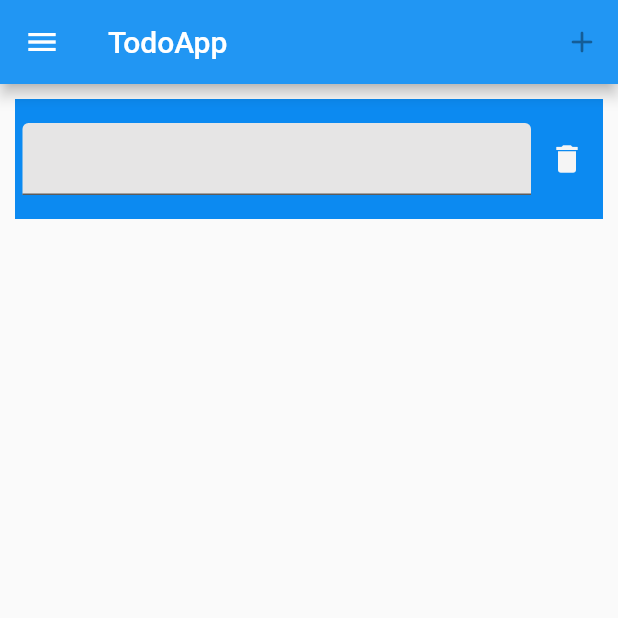
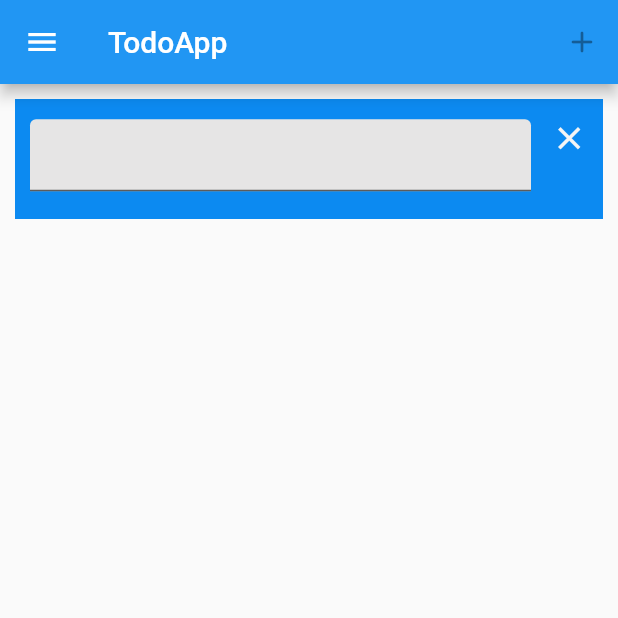
Before and after one commit to Kooalaa/todo_app, a Flutter app: the screen it shows after launch, after a tap on "Add to do", on a phone screen of 412 x 824 dp, the top half of it. Run offline on Flutter 3.47's test engine with Material 2 defaults, Android fonts, the phone set to English and light mode, and no system bars.

Commit message:
siivottu ja todobox muokattu

```diff
--- a/lib/bottombar.dart
+++ b/lib/bottombar.dart
@@ -7,8 +7,14 @@ class bottomBar extends StatelessWidget {
   Widget build(BuildContext context) {
     return BottomAppBar(
           shape: const CircularNotchedRectangle(),
-          color: Color.fromARGB(255, 226, 0, 0),
-          child: Container(height: 50.0)
-    );
+          color: Colors.amber,
+          child: Container(
+            height: 60.0,
+            child: Image.asset(
+              'assets/images/todolist.png',
+              alignment: Alignment.bottomLeft,
+            ),
+          ),
+        );
   }
 }
--- a/lib/drawer.dart
+++ b/lib/drawer.dart
@@ -12,6 +12,7 @@ class drawer extends StatelessWidget {
       child: Center(
         child: Column(
           children: [
+            Text(text),
             Container(
               margin: const EdgeInsets.all(10.0),
               padding: EdgeInsets.only(left: 330, bottom: 50),
--- a/lib/main.dart
+++ b/lib/main.dart
@@ -41,18 +41,8 @@ class _todoAppState extends State<todoApp> {
     return MaterialApp(
       home: Scaffold(
 
-        drawer: Drawer(backgroundColor: Colors.amber),
-        bottomNavigationBar: BottomAppBar(
-          shape: const CircularNotchedRectangle(),
-          color: Colors.amber,
-          child: Container(
-            height: 60.0,
-            child: Image.asset(
-              'assets/images/todolist.png',
-              alignment: Alignment.bottomLeft,
-            ),
-          ),
-        ),
+        drawer: drawer('dasd'),
+        bottomNavigationBar: bottomBar(),
         appBar: AppBar(
           title: const Text('TodoApp'),
           actions: <Widget>[
--- a/lib/todobox.dart
+++ b/lib/todobox.dart
@@ -9,6 +9,7 @@ class toDoBox extends StatelessWidget {
   Widget build(BuildContext context) {
     return Center(
       child: Container(
+        padding: EdgeInsets.only(left: 10.0, top: 5.0, bottom: 10.0),
         margin: const EdgeInsets.all(10.0),
         //padding: EdgeInsets.only(left: 330, bottom: 50),
         color: Color.fromARGB(255, 12, 138, 241),
@@ -16,9 +17,6 @@ class toDoBox extends StatelessWidget {
         height: 80.0,
         child: Row(
           children: [
-            SizedBox(
-              width: 5,
-            ),
             Flexible(
               child: TextField(
                 textAlign: TextAlign.left,
@@ -31,7 +29,10 @@ class toDoBox extends StatelessWidget {
               ),
             ),
             IconButton(
-              icon: const Icon(Icons.delete),
+              iconSize: 25.0,
+              padding: EdgeInsets.only(bottom: 10.0, right: 10.0),
+              alignment: Alignment.topRight,
+              icon: const Icon(Icons.close),
               onPressed: deleteToDo,
               color: Color.fromARGB(255, 245, 245, 245),
             ),
```
